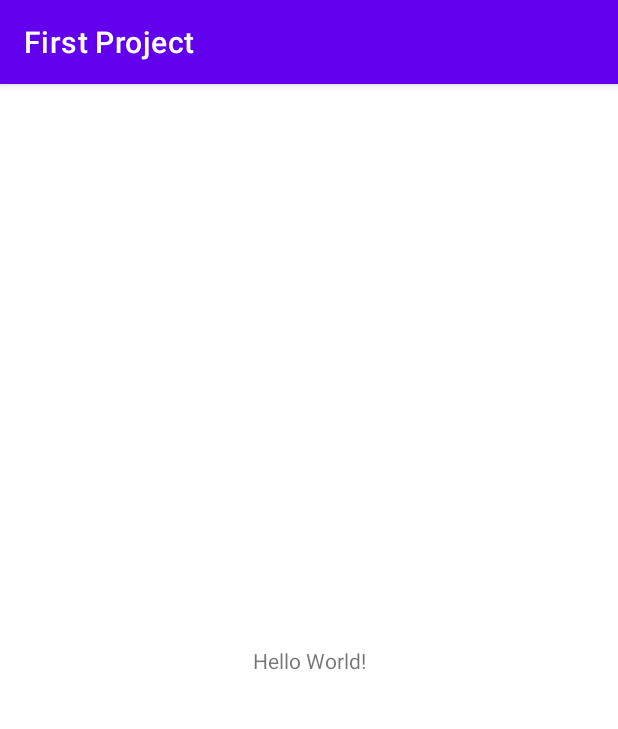
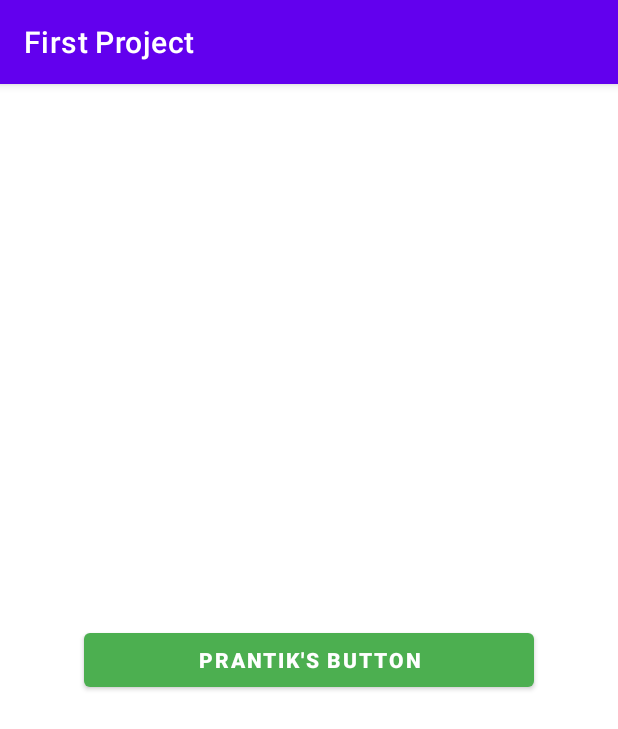
Before and after one commit to Prantik335/my-learning, an Android app: the screen it shows after launch (MainActivity), on a phone screen of 412 x 824 dp. Shown: the top 729 px of the screen. Run offline under Robolectric (Android 15) with nearby library versions, the phone set to English and light mode, and no system bars.

Commit message:
Section 2: Android Studio Interface - completed

```diff
--- a/android-studio/first-project/app/src/main/AndroidManifest.xml
+++ b/android-studio/first-project/app/src/main/AndroidManifest.xml
@@ -1,6 +1,8 @@
 <?xml version="1.0" encoding="utf-8"?>
 <manifest xmlns:android="http://schemas.android.com/apk/res/android"
     package="me.prantik.firstproject">
+
+    <uses-permission android:name="android.permission.INTERNET"/>
 
     <application
         android:allowBackup="true"
@@ -9,7 +11,7 @@
         android:roundIcon="@mipmap/ic_launcher_round"
         android:supportsRtl="true"
         android:theme="@style/Theme.FirstProject">
-        <activity android:name=".MainActivity">
+        <activity android:name=".MainActivity" >
             <intent-filter>
                 <action android:name="android.intent.action.MAIN" />
 
--- a/android-studio/first-project/app/src/main/java/me/prantik/firstproject/MainActivity.java
+++ b/android-studio/first-project/app/src/main/java/me/prantik/firstproject/MainActivity.java
@@ -3,12 +3,17 @@ package me.prantik.firstproject;
 import androidx.appcompat.app.AppCompatActivity;
 
 import android.os.Bundle;
+import android.widget.Button;
 
 public class MainActivity extends AppCompatActivity {
+
+    Button button;
 
     @Override
     protected void onCreate(Bundle savedInstanceState) {
         super.onCreate(savedInstanceState);
         setContentView(R.layout.activity_main);
+
+        button = findViewById(R.id.button2);
     }
 }
--- a/android-studio/first-project/app/src/main/res/layout/activity_main.xml
+++ b/android-studio/first-project/app/src/main/res/layout/activity_main.xml
@@ -6,13 +6,15 @@
     android:layout_height="match_parent"
     tools:context=".MainActivity">
 
-    <TextView
-        android:layout_width="wrap_content"
+    <Button
+        android:id="@+id/button2"
+        android:layout_width="300dp"
         android:layout_height="wrap_content"
-        android:text="Hello World!"
+        android:text="Prantik's Button"
+        android:textStyle="bold"
+        app:backgroundTint="#4CAF50"
         app:layout_constraintBottom_toBottomOf="parent"
-        app:layout_constraintLeft_toLeftOf="parent"
-        app:layout_constraintRight_toRightOf="parent"
+        app:layout_constraintEnd_toEndOf="parent"
+        app:layout_constraintStart_toStartOf="parent"
         app:layout_constraintTop_toTopOf="parent" />
-
 </androidx.constraintlayout.widget.ConstraintLayout>
```
